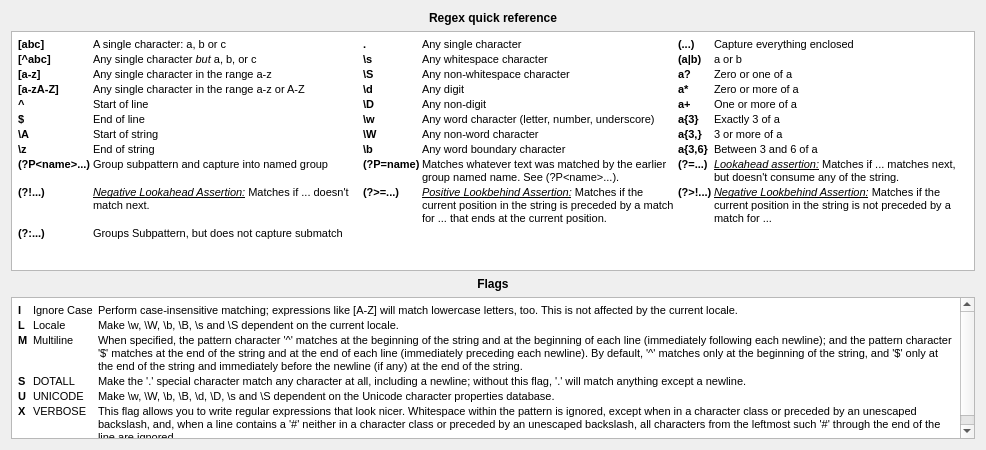
blurstudio/PrEditor, file blurdev/gui/widgets/pyularwidget/ui/regexrefdialog.ui: the form before one commit.
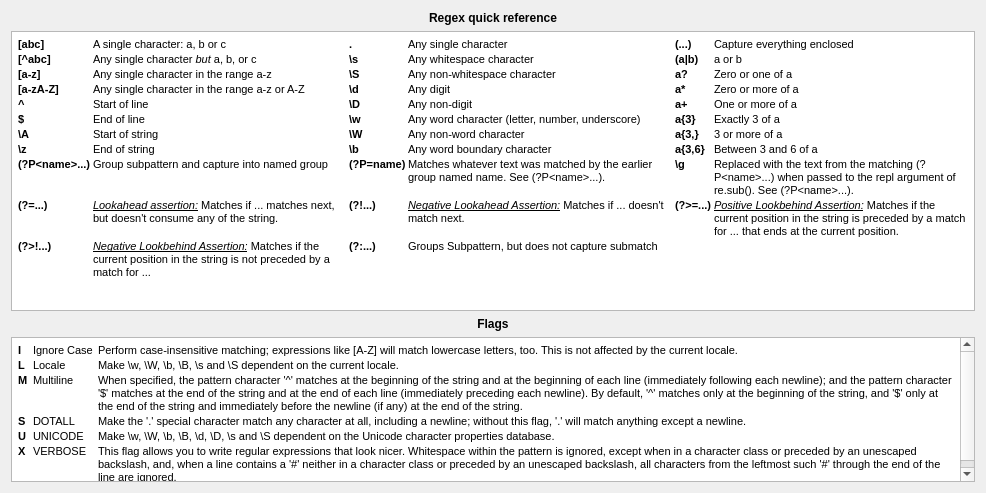
The form after the commit.

```diff
--- a/blurdev/gui/widgets/pyularwidget/ui/regexrefdialog.ui
+++ b/blurdev/gui/widgets/pyularwidget/ui/regexrefdialog.ui
@@ -7,7 +7,7 @@
     <x>0</x>
     <y>0</y>
     <width>986</width>
-    <height>450</height>
+    <height>493</height>
    </rect>
   </property>
   <property name="sizePolicy">
@@ -59,7 +59,7 @@
      <property name="minimumSize">
       <size>
        <width>0</width>
-       <height>240</height>
+       <height>280</height>
       </size>
      </property>
      <property name="maximumSize">
@@ -80,11 +80,11 @@
 &lt;tr&gt;
 &lt;td&gt;
 &lt;p style=&quot; margin-top:0px; margin-bottom:0px; margin-left:0px; margin-right:0px; -qt-block-indent:0; text-indent:0px;&quot;&gt;&lt;span style=&quot; font-family:'Courier New,courier'; font-size:8pt; font-weight:600;&quot;&gt;[abc]&lt;/span&gt;&lt;/p&gt;&lt;/td&gt;
-&lt;td&gt;
+&lt;td width=&quot;27%&quot;&gt;
 &lt;p style=&quot; margin-top:0px; margin-bottom:0px; margin-left:0px; margin-right:0px; -qt-block-indent:0; text-indent:0px;&quot;&gt;&lt;span style=&quot; font-size:8pt;&quot;&gt;A single character: a, b or c&lt;/span&gt;&lt;/p&gt;&lt;/td&gt;
 &lt;td&gt;
 &lt;p style=&quot; margin-top:0px; margin-bottom:0px; margin-left:0px; margin-right:0px; -qt-block-indent:0; text-indent:0px;&quot;&gt;&lt;span style=&quot; font-family:'Courier New,courier'; font-size:8pt; font-weight:600;&quot;&gt;.&lt;/span&gt;&lt;/p&gt;&lt;/td&gt;
-&lt;td width=&quot;27%&quot;&gt;
+&lt;td&gt;
 &lt;p style=&quot; margin-top:0px; margin-bottom:0px; margin-left:0px; margin-right:0px; -qt-block-indent:0; text-indent:0px;&quot;&gt;&lt;span style=&quot; font-size:8pt;&quot;&gt;Any single character&lt;/span&gt;&lt;/p&gt;&lt;/td&gt;
 &lt;td&gt;
 &lt;p style=&quot; margin-top:0px; margin-bottom:0px; margin-left:0px; margin-right:0px; -qt-block-indent:0; text-indent:0px;&quot;&gt;&lt;span style=&quot; font-family:'Courier New,courier'; font-size:8pt; font-weight:600;&quot;&gt;(...)&lt;/span&gt;&lt;/p&gt;&lt;/td&gt;
@@ -191,10 +191,14 @@
 &lt;td&gt;
 &lt;p style=&quot; margin-top:0px; margin-bottom:0px; margin-left:0px; margin-right:0px; -qt-block-indent:0; text-indent:0px;&quot;&gt;&lt;span style=&quot; font-size:8pt;&quot;&gt;Matches whatever text was matched by the earlier group named name. See (?P&amp;lt;name&amp;gt;...).&lt;/span&gt;&lt;/p&gt;&lt;/td&gt;
 &lt;td&gt;
+&lt;p style=&quot; margin-top:0px; margin-bottom:0px; margin-left:0px; margin-right:0px; -qt-block-indent:0; text-indent:0px;&quot;&gt;&lt;span style=&quot; font-family:'Courier New,courier'; font-size:8pt; font-weight:600;&quot;&gt;\g&lt;/span&gt;&lt;/p&gt;&lt;/td&gt;
+&lt;td&gt;
+&lt;p style=&quot; margin-top:0px; margin-bottom:0px; margin-left:0px; margin-right:0px; -qt-block-indent:0; text-indent:0px;&quot;&gt;&lt;span style=&quot; font-size:8pt;&quot;&gt;Replaced with the text from the matching (?P&amp;lt;name&amp;gt;...) when passed to the repl argument of re.sub(). See (?P&amp;lt;name&amp;gt;...).&lt;/span&gt;&lt;/p&gt;&lt;/td&gt;&lt;/tr&gt;
+&lt;tr&gt;
+&lt;td&gt;
 &lt;p style=&quot; margin-top:0px; margin-bottom:0px; margin-left:0px; margin-right:0px; -qt-block-indent:0; text-indent:0px;&quot;&gt;&lt;span style=&quot; font-family:'Courier New,courier'; font-size:8pt; font-weight:600;&quot;&gt;(?=...)&lt;/span&gt;&lt;/p&gt;&lt;/td&gt;
 &lt;td&gt;
-&lt;p style=&quot; margin-top:0px; margin-bottom:0px; margin-left:0px; margin-right:0px; -qt-block-indent:0; text-indent:0px;&quot;&gt;&lt;span style=&quot; font-size:8pt; font-style:italic; text-decoration: underline;&quot;&gt;Lookahead assertion:&lt;/span&gt;&lt;span style=&quot; font-size:8pt;&quot;&gt; Matches if ... matches next, but doesn't consume any of the string.&lt;/span&gt;&lt;/p&gt;&lt;/td&gt;&lt;/tr&gt;
-&lt;tr&gt;
+&lt;p style=&quot; margin-top:0px; margin-bottom:0px; margin-left:0px; margin-right:0px; -qt-block-indent:0; text-indent:0px;&quot;&gt;&lt;span style=&quot; font-size:8pt; font-style:italic; text-decoration: underline;&quot;&gt;Lookahead assertion:&lt;/span&gt;&lt;span style=&quot; font-size:8pt;&quot;&gt; Matches if ... matches next, but doesn't consume any of the string.&lt;/span&gt;&lt;/p&gt;&lt;/td&gt;
 &lt;td&gt;
 &lt;p style=&quot; margin-top:0px; margin-bottom:0px; margin-left:0px; margin-right:0px; -qt-block-indent:0; text-indent:0px;&quot;&gt;&lt;span style=&quot; font-family:'Courier New,courier'; font-size:8pt; font-weight:600;&quot;&gt;(?!...)&lt;/span&gt;&lt;/p&gt;&lt;/td&gt;
 &lt;td&gt;
@@ -202,19 +206,17 @@
 &lt;td&gt;
 &lt;p style=&quot; margin-top:0px; margin-bottom:0px; margin-left:0px; margin-right:0px; -qt-block-indent:0; text-indent:0px;&quot;&gt;&lt;span style=&quot; font-family:'Courier New,courier'; font-size:8pt; font-weight:600;&quot;&gt;(?&amp;gt;=...)&lt;/span&gt;&lt;/p&gt;&lt;/td&gt;
 &lt;td&gt;
-&lt;p style=&quot; margin-top:0px; margin-bottom:0px; margin-left:0px; margin-right:0px; -qt-block-indent:0; text-indent:0px;&quot;&gt;&lt;span style=&quot; font-size:8pt; font-style:italic; text-decoration: underline;&quot;&gt;Positive Lookbehind Assertion:&lt;/span&gt;&lt;span style=&quot; font-size:8pt;&quot;&gt; Matches if the current position in the string is preceded by a match for ... that ends at the current position.&lt;/span&gt;&lt;/p&gt;&lt;/td&gt;
+&lt;p style=&quot; margin-top:0px; margin-bottom:0px; margin-left:0px; margin-right:0px; -qt-block-indent:0; text-indent:0px;&quot;&gt;&lt;span style=&quot; font-size:8pt; font-style:italic; text-decoration: underline;&quot;&gt;Positive Lookbehind Assertion:&lt;/span&gt;&lt;span style=&quot; font-size:8pt;&quot;&gt; Matches if the current position in the string is preceded by a match for ... that ends at the current position.&lt;/span&gt;&lt;/p&gt;&lt;/td&gt;&lt;/tr&gt;
+&lt;tr&gt;
 &lt;td&gt;
 &lt;p style=&quot; margin-top:0px; margin-bottom:0px; margin-left:0px; margin-right:0px; -qt-block-indent:0; text-indent:0px;&quot;&gt;&lt;span style=&quot; font-family:'Courier New,courier'; font-size:8pt; font-weight:600;&quot;&gt;(?&amp;gt;!...)&lt;/span&gt;&lt;/p&gt;&lt;/td&gt;
 &lt;td&gt;
-&lt;p style=&quot; margin-top:0px; margin-bottom:0px; margin-left:0px; margin-right:0px; -qt-block-indent:0; text-indent:0px;&quot;&gt;&lt;span style=&quot; font-size:8pt; font-style:italic; text-decoration: underline;&quot;&gt;Negative Lookbehind Assertion:&lt;/span&gt;&lt;span style=&quot; font-size:8pt;&quot;&gt; Matches if the current position in the string is not preceded by a match for ...&lt;/span&gt;&lt;/p&gt;&lt;/td&gt;&lt;/tr&gt;
-&lt;tr&gt;
+&lt;p style=&quot; margin-top:0px; margin-bottom:0px; margin-left:0px; margin-right:0px; -qt-block-indent:0; text-indent:0px;&quot;&gt;&lt;span style=&quot; font-size:8pt; font-style:italic; text-decoration: underline;&quot;&gt;Negative Lookbehind Assertion:&lt;/span&gt;&lt;span style=&quot; font-size:8pt;&quot;&gt; Matches if the current position in the string is not preceded by a match for ...&lt;/span&gt;&lt;/p&gt;&lt;/td&gt;
 &lt;td&gt;
 &lt;p style=&quot; margin-top:0px; margin-bottom:0px; margin-left:0px; margin-right:0px; -qt-block-indent:0; text-indent:0px;&quot;&gt;&lt;span style=&quot; font-family:'Courier New,courier'; font-size:8pt; font-weight:600;&quot;&gt;(?:...)&lt;/span&gt;&lt;/p&gt;&lt;/td&gt;
 &lt;td&gt;
 &lt;p style=&quot; margin-top:0px; margin-bottom:0px; margin-left:0px; margin-right:0px; -qt-block-indent:0; text-indent:0px;&quot;&gt;&lt;span style=&quot; font-size:8pt;&quot;&gt;Groups Subpattern, but does not capture submatch&lt;/span&gt;&lt;/p&gt;&lt;/td&gt;
 &lt;td&gt;&lt;/td&gt;
-&lt;td&gt;&lt;/td&gt;
-&lt;td&gt;&lt;/td&gt;
 &lt;td&gt;&lt;/td&gt;&lt;/tr&gt;&lt;/table&gt;&lt;/body&gt;&lt;/html&gt;</string>
      </property>
     </widget>
```
